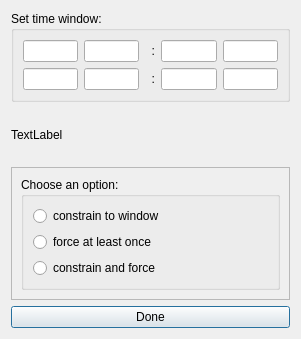
Old version of the form window.ui in the repository ariannabettin/FYPArianna.
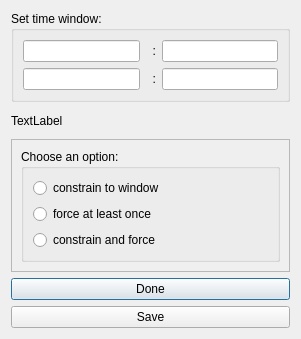
New version of the form.

```diff
--- a/window.ui
+++ b/window.ui
@@ -27,9 +27,6 @@
           <item>
            <widget class="QLineEdit" name="lW1"/>
           </item>
-          <item>
-           <widget class="QLineEdit" name="lW2"/>
-          </item>
           <item>
            <widget class="QLabel" name="label">
             <property name="text">
@@ -38,10 +35,7 @@
            </widget>
           </item>
           <item>
-           <widget class="QLineEdit" name="lW3"/>
-          </item>
-          <item>
-           <widget class="QLineEdit" name="lW4"/>
+           <widget class="QLineEdit" name="lW2"/>
           </item>
          </layout>
         </item>
@@ -50,9 +44,6 @@
           <item>
            <widget class="QLineEdit" name="lW1_2"/>
           </item>
-          <item>
-           <widget class="QLineEdit" name="lW2_2"/>
-          </item>
           <item>
            <widget class="QLabel" name="label_2">
             <property name="text">
@@ -61,10 +52,7 @@
            </widget>
           </item>
           <item>
-           <widget class="QLineEdit" name="lW3_2"/>
-          </item>
-          <item>
-           <widget class="QLineEdit" name="lW4_2"/>
+           <widget class="QLineEdit" name="lW2_2"/>
           </item>
          </layout>
         </item>
@@ -133,6 +121,13 @@
      </property>
     </widget>
    </item>
+   <item>
+    <widget class="QPushButton" name="closeButton">
+     <property name="text">
+      <string>Save</string>
+     </property>
+    </widget>
+   </item>
   </layout>
  </widget>
  <resources/>
```
